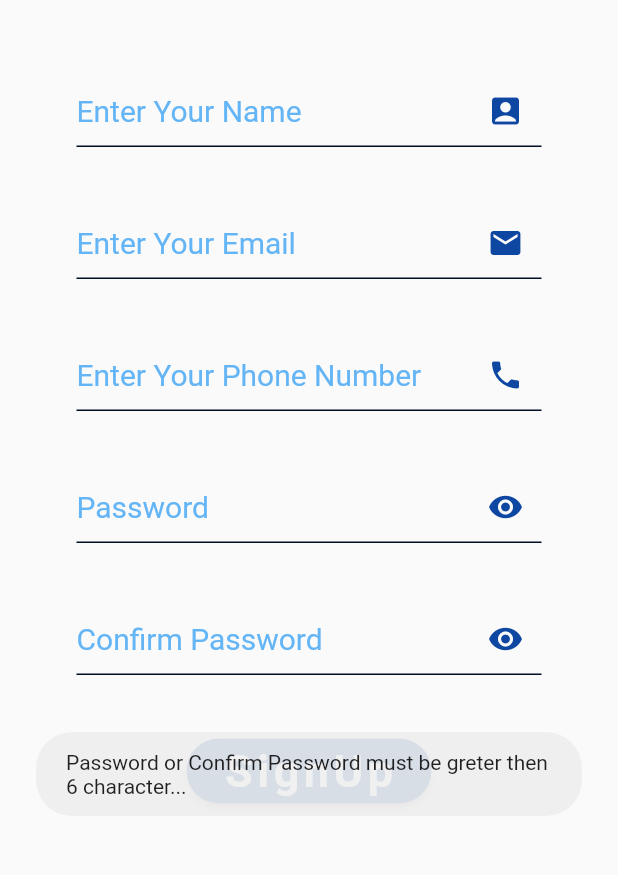
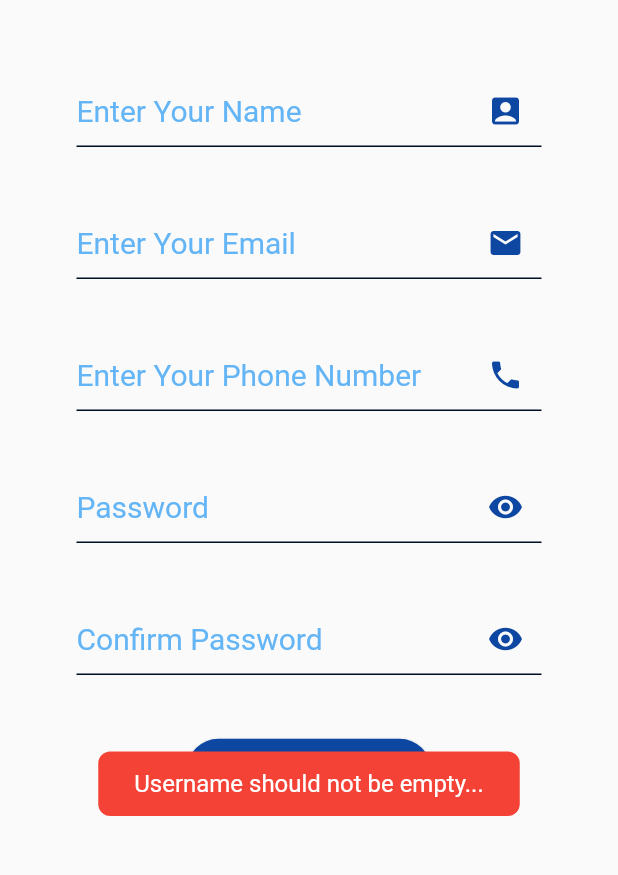
Before and after one commit to safdar8455/flutter_ShareingApp, a Flutter app: the screen it shows after launch, after a tap on "SignUp", on a phone screen of 412 x 824 dp, the part 324-1199 px from its top. Run offline on Flutter 3.47's test engine with Material 2 defaults, Android fonts, the light colour scheme and no system bars; our stand-ins replace firebase_auth, firebase_core, firebase_database, fluttertoast; accounts and stored records are empty.

Commit message:
elevated button condition is modifiedand flutter toast design updated

```diff
--- a/lib/rideSignup.dart
+++ b/lib/rideSignup.dart
@@ -2,6 +2,30 @@ import 'package:firebase_auth/firebase_auth.dart';
 import 'package:flutter/material.dart';
 import 'package:fluttertoast/fluttertoast.dart';
 import 'package:ride_sharing/main.dart';
+
+void showStyledToast(
+    String message, Color backgroundColor, BuildContext context) {
+  FToast fToast = FToast();
+  fToast.init(context);
+
+  Widget toast = Container(
+    padding: EdgeInsets.symmetric(horizontal: 24.0, vertical: 12.0),
+    decoration: BoxDecoration(
+      borderRadius: BorderRadius.circular(8.0),
+      color: backgroundColor,
+    ),
+    child: Text(
+      message,
+      style: TextStyle(color: Colors.white, fontSize: 16.0),
+    ),
+  );
+
+  fToast.showToast(
+    child: toast,
+    gravity: ToastGravity.BOTTOM,
+    toastDuration: Duration(seconds: 2),
+  );
+}
 
 class signUp_Screen extends StatefulWidget {
   @override
@@ -108,9 +132,7 @@ class signUp_ScreenState extends State<signUp_Screen> {
                                         const Color.fromARGB(255, 0, 14, 36)),
                               )),
                         )),
-                    SizedBox(
-                      height: 40.0,
-                    ),
+                    SizedBox(height: 40.0),
                     Padding(
                         padding: EdgeInsets.only(left: 20.0, right: 20.0),
                         child: TextField(
@@ -179,25 +201,24 @@ class signUp_ScreenState extends State<signUp_Screen> {
                     ElevatedButton(
                       onPressed: () {
                         if (userNameCtrl.text.isEmpty) {
-                            Fluttertoast.showToast(
-                                msg: 'Username shold not be empty...');
-                          }
-                          if (!userEmailCtrl.text.contains('@')) {
-                            Fluttertoast.showToast(msg: 'Email is not valid');
-                          }
-                          if (!(userPhoneCtrl.text.length == 11)) {
-                            Fluttertoast.showToast(
-                                msg: 'Phone number is not valid');
-                          }
-                          if (userPasswrdCtrl1.text.length < 6 ||
+                          showStyledToast('Username should not be empty...',
+                              Colors.red, context);
+                        } else if (!userEmailCtrl.text.contains('@')) {
+                          showStyledToast(
+                              'Email is not valid', Colors.red, context);
+                        } else if (!(userPhoneCtrl.text.length == 11)) {
+                          showStyledToast(
+                              'Phone number is not valid', Colors.red, context);
+                        } else if (userPasswrdCtrl1.text.length < 6 ||
                             userPasswrdCtrl2.text.length < 6) {
-                            Fluttertoast.showToast(
-                                msg:
-                                    'Password or Confirm Password must be greter then 6 character...');
-                          } else if (!(userPasswrdCtrl1.text ==
-                              userPasswrdCtrl2.text)) {
-                            Fluttertoast.showToast(
-                                msg: 'Password Should not be Mached');
+                          showStyledToast(
+                              'Password or Confirm Password must be greater than 6 characters...',
+                              Colors.red,
+                              context);
+                        } else if (userPasswrdCtrl1.text !=
+                            userPasswrdCtrl2.text) {
+                          showStyledToast(
+                              'Passwords do not match', Colors.red, context);
                         } else {
                           getRegistration(context);
                           userNameCtrl.clear();
@@ -205,8 +226,8 @@ class signUp_ScreenState extends State<signUp_Screen> {
                           userPhoneCtrl.clear();
                           userPasswrdCtrl1.clear();
                           userPasswrdCtrl2.clear();
-                            Fluttertoast.showToast(
-                                msg: 'Successfuly Signup.....');
+                          showStyledToast('Successfully Signed Up.....',
+                              Colors.green, context);
                         }
                       },
                       style: ElevatedButton.styleFrom(
@@ -218,13 +239,17 @@ class signUp_ScreenState extends State<signUp_Screen> {
                       child: Padding(
                         padding: EdgeInsets.only(
                             top: 4.0, bottom: 4.0, left: 8.0, right: 8.0),
-                          child: Text('SignUp',
+                        child: Text(
+                          'SignUp',
                           style: TextStyle(
                             fontSize: 30.0,
                             color: Colors.white,
                             letterSpacing: 3.0,
-                                  fontWeight: FontWeight.bold)),
-                        )),
+                            fontWeight: FontWeight.bold,
+                          ),
+                        ),
+                      ),
+                    ),
                   ],
                 ),
               ),
```
Lines whose indentation alone changed are shown as unchanged.
